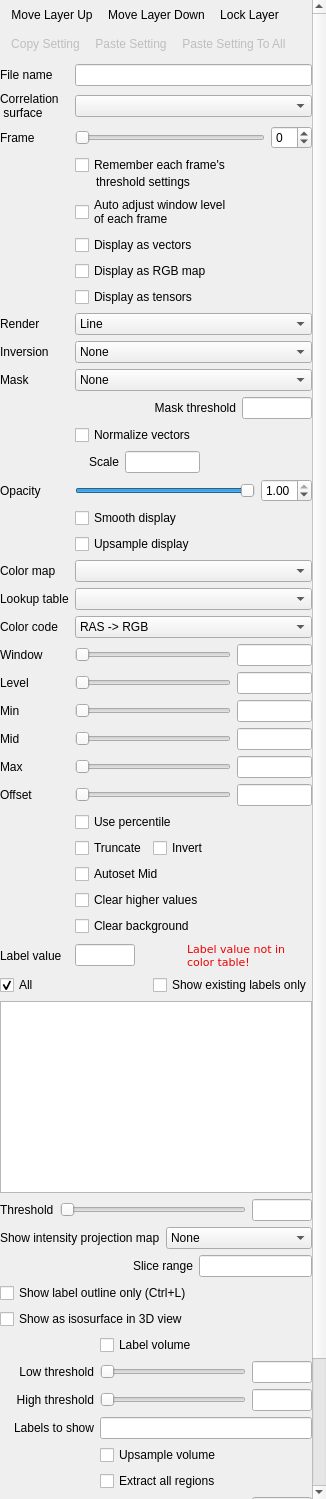
First picture: the form in freeview/PanelVolume.ui, repository freesurfer/freesurfer, before the edit.
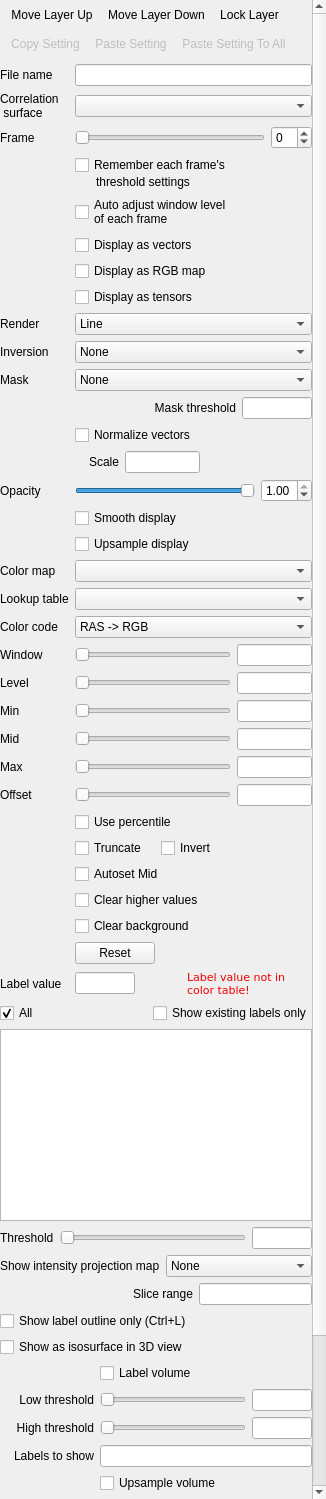
Second picture: the form after the edit. Icons and pictures are not drawn. Custom widgets are drawn as their Qt base class.

Commit message: Add reset button on control panel to reset window/level to default

What changed in the file:
```diff
--- a/freeview/PanelVolume.ui
+++ b/freeview/PanelVolume.ui
@@ -28,7 +28,7 @@
      <x>0</x>
      <y>0</y>
      <width>312</width>
-     <height>1713</height>
+     <height>1741</height>
     </rect>
    </property>
    <layout class="QVBoxLayout" name="verticalLayout">
@@ -667,6 +667,13 @@
           </property>
          </widget>
         </item>
+        <item row="5" column="0">
+         <widget class="QPushButton" name="pushButtonResetWindowLevel">
+          <property name="text">
+           <string>Reset</string>
+          </property>
+         </widget>
+        </item>
        </layout>
       </item>
       <item row="2" column="1">
```
The commit also changes 3 other files.
